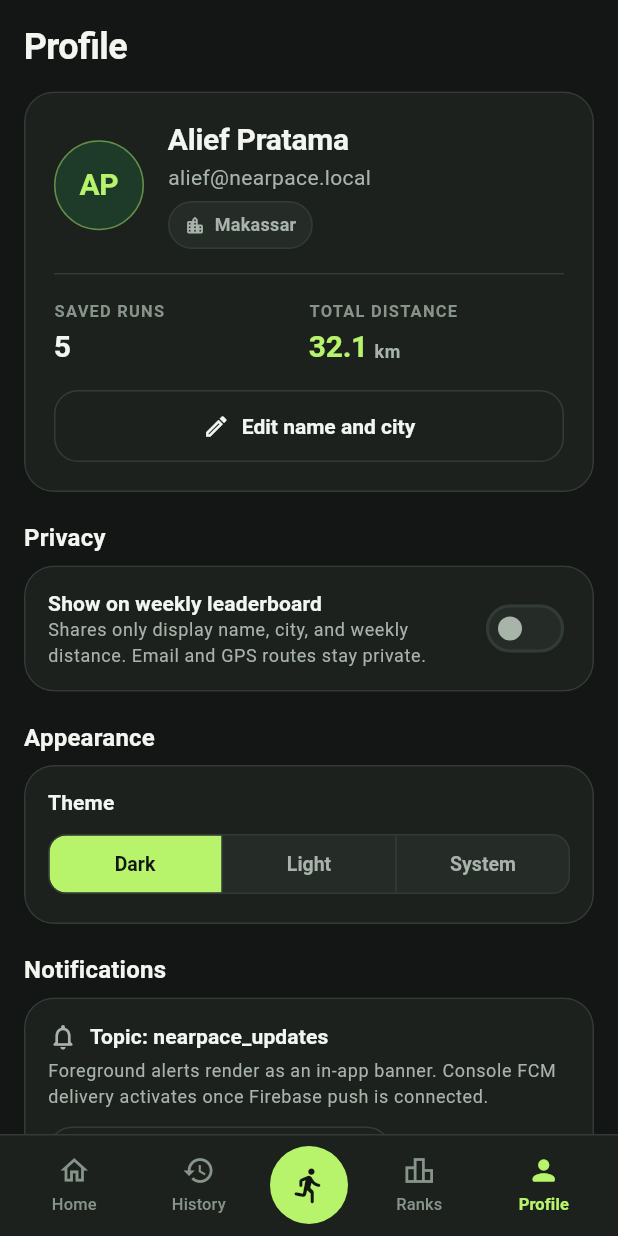
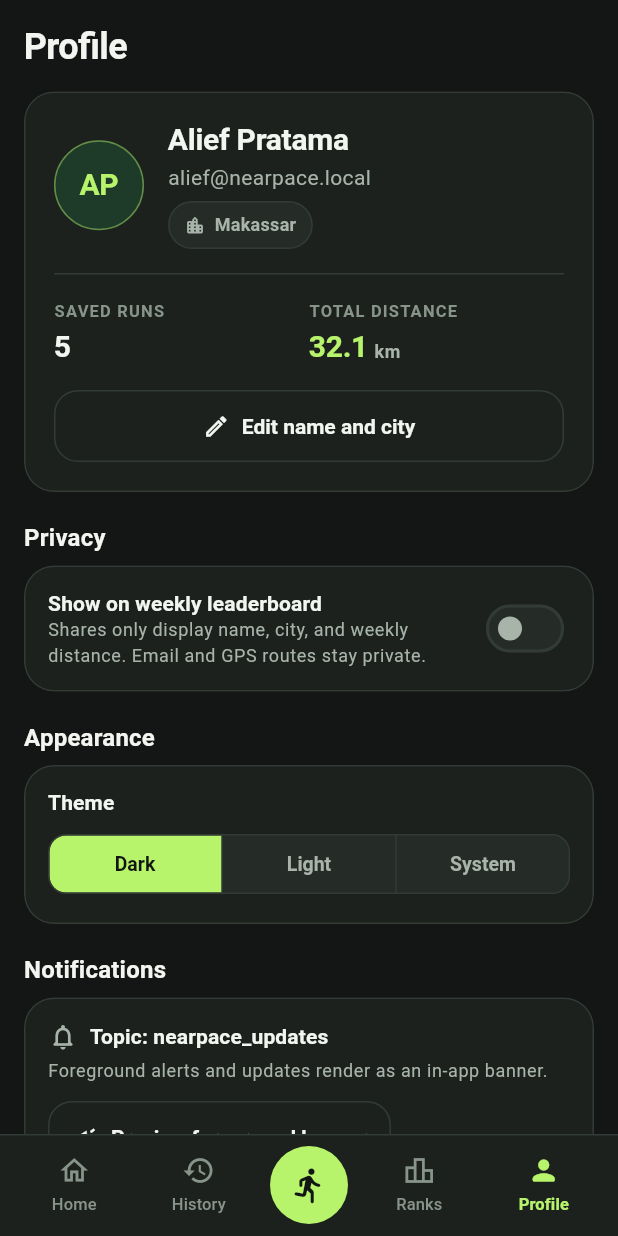
Before and after one commit to aetheramizu/Kelompok-3_Kelas-C_Pemrograman_Mobile, a Flutter app: the AppShell screen opened directly, after a tap on "AP", on a phone screen of 412 x 824 dp. Run offline on Flutter 3.47's test engine with Material 3 defaults, Android fonts, the phone set to English and light mode, and no system bars; our stand-ins replace cloud_firestore, firebase_auth, firebase_core, firebase_messaging, geolocator, material_ui; accounts and stored records are empty.

Commit message:
fix(save-run): add timeout protection to firestore writes and clean up audit placeholder texts

```diff
--- a/NearPace App/nearpace/lib/data/repositories/leaderboard_repository.dart
+++ b/NearPace App/nearpace/lib/data/repositories/leaderboard_repository.dart
@@ -50,7 +50,10 @@ class FirestoreLeaderboardRepository implements LeaderboardRepository {
       'runCount': entry.runCount,
       'updatedAt': Timestamp.fromDate(entry.updatedAt.toUtc()),
     };
-    await _leaderboardCol.doc(docId).set(data);
+    await _leaderboardCol
+        .doc(docId)
+        .set(data)
+        .timeout(const Duration(seconds: 6));
   }
 
   @override
--- a/NearPace App/nearpace/lib/ui/screens/auth_screen.dart
+++ b/NearPace App/nearpace/lib/ui/screens/auth_screen.dart
@@ -95,8 +95,7 @@ class _AuthScreenState extends State<AuthScreen> {
     ) = switch (controller.firebaseStatus) {
       FirebaseReady() => (
         'Firebase ready',
-        'Firebase Core is initialized. Forms currently run in local '
-            'preview until auth services are wired.',
+        'Connected to Firebase. Sign in or sign up with your account.',
         colors.performanceGreen,
         colors.deepGreenSurface,
       ),
--- a/NearPace App/nearpace/lib/ui/screens/home_screen.dart
+++ b/NearPace App/nearpace/lib/ui/screens/home_screen.dart
@@ -36,9 +36,8 @@ class HomeScreen extends StatelessWidget {
     final textTheme = Theme.of(context).textTheme;
     final (title, detail) = switch (status) {
       FirebaseReady() => (
-        'Firebase Core initialized',
-        'Firebase build-time options are present. Backend auth, Firestore, '
-            'and FCM integration can connect here.',
+        'Firebase connected',
+        'Connected to cloud database. Runs and leaderboards sync automatically.',
       ),
       FirebaseUnconfigured(:final missingKeys) => (
         'Local preview mode',
--- a/NearPace App/nearpace/lib/ui/screens/profile_screen.dart
+++ b/NearPace App/nearpace/lib/ui/screens/profile_screen.dart
@@ -100,9 +100,8 @@ class ProfileScreen extends StatelessWidget {
       firebaseBg,
     ) = switch (controller.firebaseStatus) {
       FirebaseReady() => (
-        'Firebase Core ready',
-        'Build-time Firebase options were initialized. Auth, Firestore, '
-            'and FCM wiring remain ready for backend integration.',
+        'Firebase connected',
+        'Connected to Cloud Firestore, Authentication, and push notifications.',
         colors.performanceGreen,
         colors.deepGreenSurface,
       ),
@@ -362,9 +361,7 @@ class ProfileScreen extends StatelessWidget {
                             ),
                             const SizedBox(height: NearPaceSpacing.xxs),
                             Text(
-                              'Foreground alerts render as an in-app banner. '
-                              'Console FCM delivery activates once Firebase '
-                              'push is connected.',
+                              'Foreground alerts and updates render as an in-app banner.',
                               style: textTheme.bodySmall?.copyWith(
                                 color: colors.textSecondary,
                               ),
```
Also changed, not shown: NearPace App/nearpace/lib/data/repositories/activity_repository.dart (+7 -2 lines), NearPace App/nearpace/lib/ui/screens/run_result_screen.dart (+14 -7 lines).
